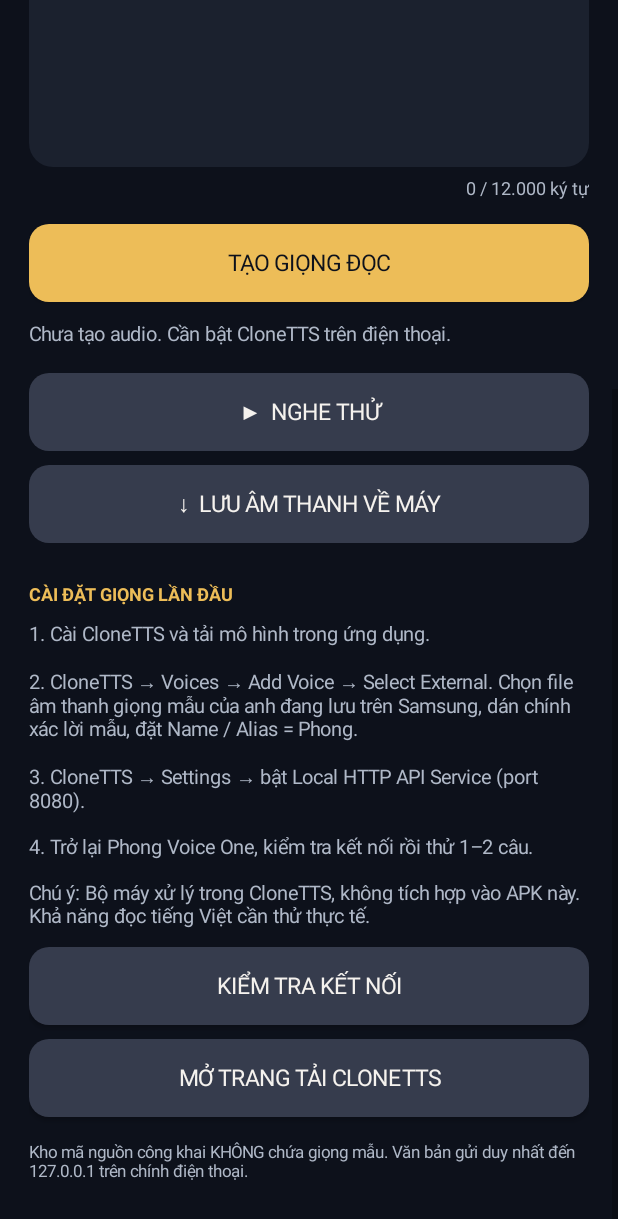
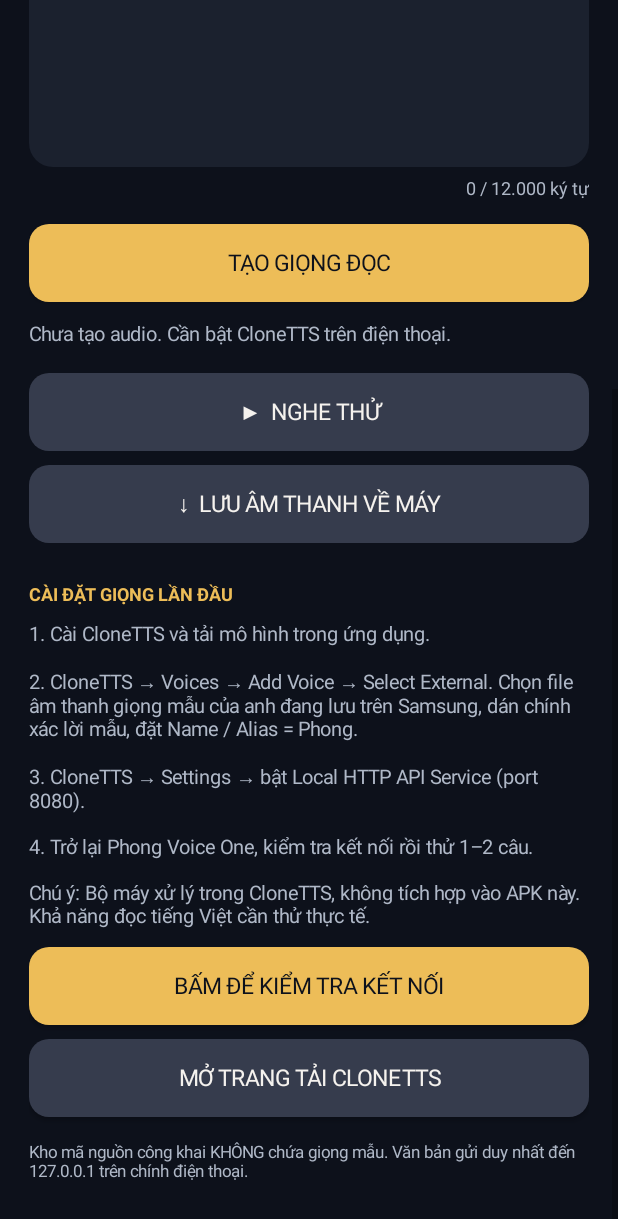
Before and after one commit to phongnguyen0581987-tech/phong-voice-one-offline., an Android app: the screen it shows after launch (MainActivity), scrolled down 378 dp, on a phone screen of 412 x 824 dp. Shown: the top 1219 px of the screen. Run offline under Robolectric (Android 15) with nearby library versions, the phone set to English and light mode, and no system bars.

Commit message:
Fix dark connection test button: highlight and clarify action

```diff
--- a/app/src/main/java/vn/phongvoice/offline/MainActivity.java
+++ b/app/src/main/java/vn/phongvoice/offline/MainActivity.java
@@ -185,7 +185,9 @@ public final class MainActivity extends Activity {
           + "Chú ý: Bộ máy xử lý trong CloneTTS, không tích hợp vào APK này. "
           + "Khả năng đọc tiếng Việt cần thử thực tế.", 13, MUTED, false), 0, 12);
 
-        Button test = button("KIỂM TRA KẾT NỐI", false);
+        Button test = button("BẤM ĐỂ KIỂM TRA KẾT NỐI", true);
+        test.setEnabled(true);
+        test.setContentDescription("Kiểm tra kết nối cục bộ với CloneTTS");
         test.setOnClickListener(v -> testEngine());
         add(root, test, 0, 9);
 
```
